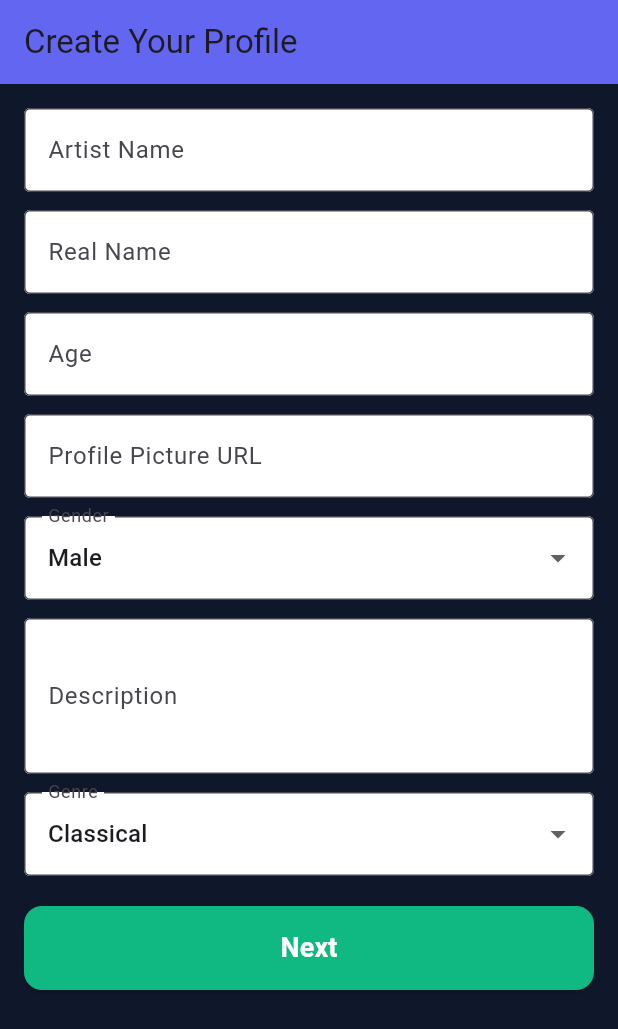
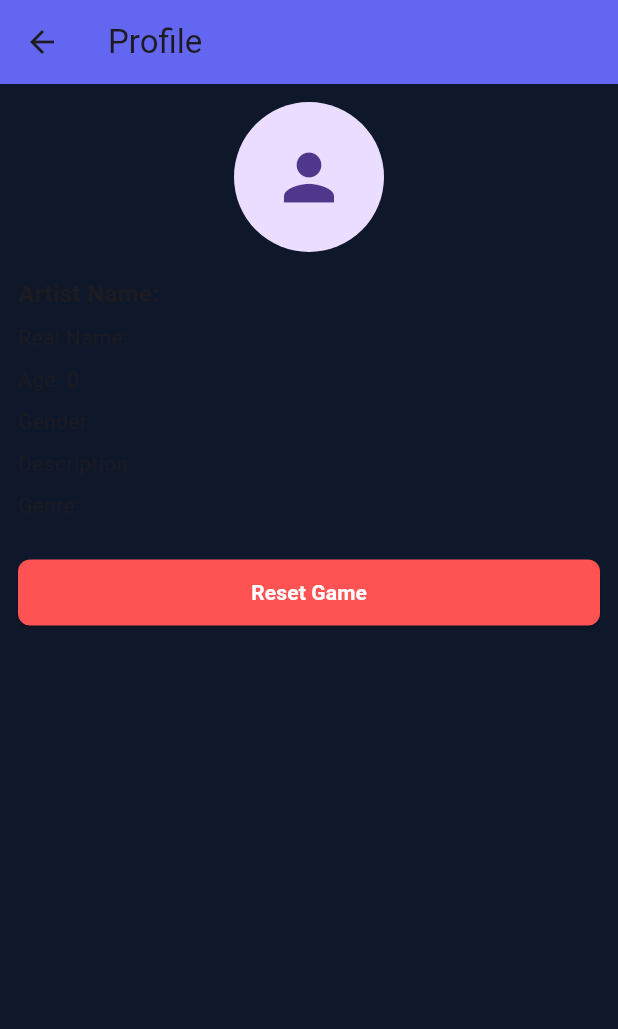
Before and after one commit to furanzu-ro/music_sims, a Flutter app: the ProfileScreen screen opened directly, on a phone screen of 412 x 824 dp. Shown: the top 1029 px of the screen. Run offline on Flutter 3.47's test engine with Material 3 defaults, Android fonts, the phone set to English and light mode, and no system bars; our stand-ins replace shared_preferences; accounts and stored records are empty.

Commit message:
feat: add bottom navigation with game and profile tabs; update home screen to skip if saved game exists; refactor profile screen to display details and include reset button; improve UI sizing and navigation flow

```diff
--- a/lib/main.dart
+++ b/lib/main.dart
@@ -2,10 +2,12 @@
 import 'package:flutter/material.dart';
 import 'package:provider/provider.dart';
 import 'package:shared_preferences/shared_preferences.dart';
-import 'screens/home_screen.dart';
 import 'screens/game_screen.dart';
+import 'screens/profile_screen.dart';
+import 'screens/date_selection_screen.dart';
 import 'providers/game_provider.dart';
 import 'utils/constants.dart';
+import 'main_navigation.dart';
 
 void main() async {
   WidgetsFlutterBinding.ensureInitialized();
@@ -30,11 +32,11 @@ class MyApp extends StatelessWidget {
           ),
           useMaterial3: true,
         ),
-        home: const HomeScreen(),
+        home: const MainNavigation(),
         debugShowCheckedModeBanner: false,
         routes: {
           '/game': (context) => const GameScreen(),
-          '/profile': (context) => const ProfileScreen(),
+          '/date_selection': (context) => const DateSelectionScreen(),
         },
       ),
     );
--- a/lib/screens/profile_screen.dart
+++ b/lib/screens/profile_screen.dart
@@ -3,166 +3,83 @@ import 'package:provider/provider.dart';
 import '../providers/game_provider.dart';
 import '../utils/constants.dart';
 
-class ProfileScreen extends StatefulWidget {
+class ProfileScreen extends StatelessWidget {
   const ProfileScreen({super.key});
 
   @override
-  State<ProfileScreen> createState() => _ProfileScreenState();
-}
+  Widget build(BuildContext context) {
+    final gameProvider = Provider.of<GameProvider>(context);
+    final profile = gameProvider.gameState;
 
-class _ProfileScreenState extends State<ProfileScreen> {
-  final _formKey = GlobalKey<FormState>();
-
-  String _artistName = '';
-  String _realName = '';
-  int _age = 0;
-  String _profilePicture = '';
-  String _gender = 'Male';
-  String _description = '';
-  String _genre = 'Classical';
-
-  @override
-  Widget build(BuildContext context) {
     return Scaffold(
       appBar: AppBar(
-        title: const Text('Create Your Profile'),
+        title: const Text('Profile'),
       ),
       body: Padding(
-        padding: const EdgeInsets.all(16),
-        child: Form(
-          key: _formKey,
+        padding: const EdgeInsets.all(12),
         child: ListView(
           children: [
-              TextFormField(
-                decoration: const InputDecoration(
-                  labelText: 'Artist Name',
-                  border: OutlineInputBorder(),
-                  filled: true,
-                  fillColor: Colors.white,
+            if (profile.profilePicture.isNotEmpty)
+              CircleAvatar(
+                radius: 50,
+                backgroundImage: NetworkImage(profile.profilePicture),
+              )
+            else
+              const CircleAvatar(
+                radius: 50,
+                child: Icon(Icons.person, size: 50),
               ),
-                validator: (value) => value == null || value.isEmpty ? 'Please enter artist name' : null,
-                onSaved: (value) => _artistName = value ?? '',
+            const SizedBox(height: 16),
+            Text(
+              'Artist Name: ${profile.artistName}',
+              style: const TextStyle(fontSize: 16, fontWeight: FontWeight.bold),
             ),
-              const SizedBox(height: 12),
-              TextFormField(
-                decoration: const InputDecoration(
-                  labelText: 'Real Name',
-                  border: OutlineInputBorder(),
-                  filled: true,
-                  fillColor: Colors.white,
+            const SizedBox(height: 8),
+            Text(
+              'Real Name: ${profile.realName}',
+              style: const TextStyle(fontSize: 14),
             ),
-                validator: (value) => value == null || value.isEmpty ? 'Please enter real name' : null,
-                onSaved: (value) => _realName = value ?? '',
+            const SizedBox(height: 8),
+            Text(
+              'Age: ${profile.age}',
+              style: const TextStyle(fontSize: 14),
             ),
-              const SizedBox(height: 12),
-              TextFormField(
-                decoration: const InputDecoration(
-                  labelText: 'Age',
-                  border: OutlineInputBorder(),
-                  filled: true,
-                  fillColor: Colors.white,
+            const SizedBox(height: 8),
+            Text(
+              'Gender: ${profile.gender}',
+              style: const TextStyle(fontSize: 14),
             ),
-                keyboardType: TextInputType.number,
-                validator: (value) {
-                  if (value == null || value.isEmpty) return 'Please enter age';
-                  final age = int.tryParse(value);
-                  if (age == null || age <= 0) return 'Please enter a valid age';
-                  return null;
-                },
-                onSaved: (value) => _age = int.tryParse(value ?? '0') ?? 0,
+            const SizedBox(height: 8),
+            Text(
+              'Description: ${profile.description}',
+              style: const TextStyle(fontSize: 14),
             ),
-              const SizedBox(height: 12),
-              TextFormField(
-                decoration: const InputDecoration(
-                  labelText: 'Profile Picture URL',
-                  border: OutlineInputBorder(),
-                  filled: true,
-                  fillColor: Colors.white,
+            const SizedBox(height: 8),
+            Text(
+              'Genre: ${profile.genre}',
+              style: const TextStyle(fontSize: 14),
             ),
-                onSaved: (value) => _profilePicture = value ?? '',
-              ),
-              const SizedBox(height: 12),
-              DropdownButtonFormField<String>(
-                decoration: const InputDecoration(
-                  labelText: 'Gender',
-                  border: OutlineInputBorder(),
-                  filled: true,
-                  fillColor: Colors.white,
-                ),
-                value: _gender,
-                items: const [
-                  DropdownMenuItem(value: 'Male', child: Text('Male')),
-                  DropdownMenuItem(value: 'Female', child: Text('Female')),
-                ],
-                onChanged: (value) => setState(() => _gender = value ?? 'Male'),
-              ),
-              const SizedBox(height: 12),
-              TextFormField(
-                decoration: const InputDecoration(
-                  labelText: 'Description',
-                  border: OutlineInputBorder(),
-                  filled: true,
-                  fillColor: Colors.white,
-                ),
-                maxLines: 3,
-                onSaved: (value) => _description = value ?? '',
-              ),
-              const SizedBox(height: 12),
-              DropdownButtonFormField<String>(
-                decoration: const InputDecoration(
-                  labelText: 'Genre',
-                  border: OutlineInputBorder(),
-                  filled: true,
-                  fillColor: Colors.white,
-                ),
-                value: _genre,
-                items: const [
-                  DropdownMenuItem(value: 'Classical', child: Text('Classical')),
-                  DropdownMenuItem(value: 'Pop', child: Text('Pop')),
-                  DropdownMenuItem(value: 'Rock', child: Text('Rock')),
-                  DropdownMenuItem(value: 'Hip-hop', child: Text('Hip-hop')),
-                  DropdownMenuItem(value: 'Electronic', child: Text('Electronic')),
-                  DropdownMenuItem(value: 'Jazz', child: Text('Jazz')),
-                  DropdownMenuItem(value: 'Blues', child: Text('Blues')),
-                  DropdownMenuItem(value: 'Country', child: Text('Country')),
-                  DropdownMenuItem(value: 'Folk', child: Text('Folk')),
-                ],
-                onChanged: (value) => setState(() => _genre = value ?? 'Classical'),
-              ),
-              const SizedBox(height: 20),
+            const SizedBox(height: 24),
             ElevatedButton(
               onPressed: () {
-                  if (_formKey.currentState?.validate() ?? false) {
-                    _formKey.currentState?.save();
-                    final gameProvider = Provider.of<GameProvider>(context, listen: false);
-                    gameProvider.setProfile(
-                      artistName: _artistName,
-                      realName: _realName,
-                      age: _age,
-                      profilePicture: _profilePicture,
-                      gender: _gender,
-                      description: _description,
-                      genre: _genre,
-                    );
-                    Navigator.pushNamed(context, '/date_selection');
-                  }
+                gameProvider.resetGame();
+                Navigator.pushReplacementNamed(context, '/');
               },
               style: ElevatedButton.styleFrom(
-                  backgroundColor: accentColor,
-                  padding: const EdgeInsets.symmetric(vertical: 15),
+                backgroundColor: Colors.redAccent,
+                padding: const EdgeInsets.symmetric(vertical: 12),
                 shape: RoundedRectangleBorder(
-                    borderRadius: BorderRadius.circular(12),
+                  borderRadius: BorderRadius.circular(8),
                 ),
               ),
               child: const Text(
-                  'Next',
-                  style: TextStyle(fontSize: 18, fontWeight: FontWeight.bold, color: Colors.white),
+                'Reset Game',
+                style: TextStyle(fontSize: 14, fontWeight: FontWeight.bold, color: Colors.white),
               ),
             ),
           ],
         ),
       ),
-      ),
     );
   }
 }
```
Also changed, not shown: lib/main_navigation.dart (added, +52 -0 lines), lib/screens/home_screen.dart (+49 -50 lines). Lines whose indentation alone changed are shown as unchanged.
